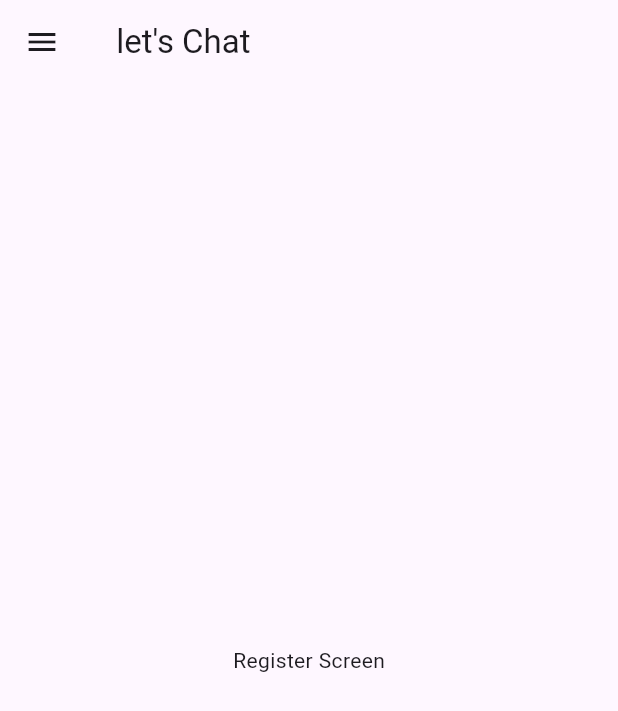
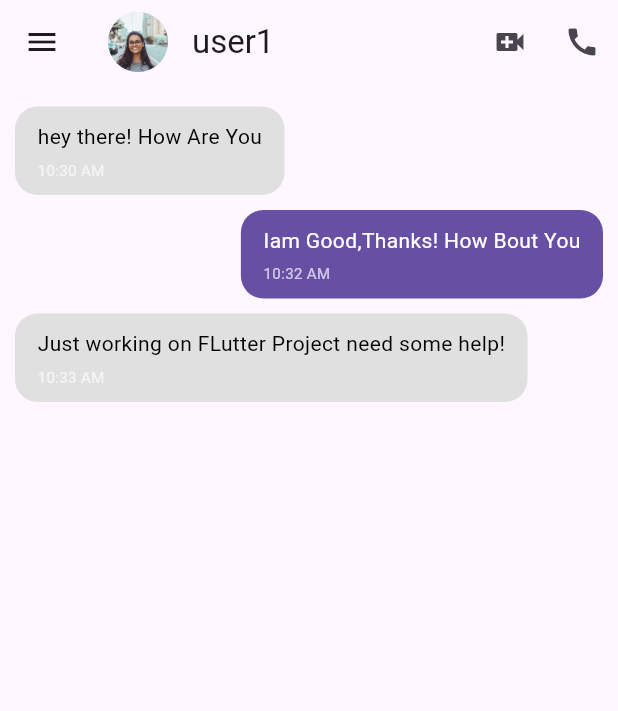
Before and after one commit to indraworks/flutterbasic-2025, a Flutter app: the ChatScreen screen opened by its route, on a phone screen of 412 x 824 dp. Shown: the top 711 px of the screen. Run offline on Flutter 3.47's test engine with Material 3 defaults, Android fonts, the phone set to English and light mode, and no system bars.

Commit message:
adding chating done

```diff
--- a/_02_mysocial_ui/lib/screens/chat_screen.dart
+++ b/_02_mysocial_ui/lib/screens/chat_screen.dart
@@ -1,24 +1,116 @@
 import 'package:_02_mysocial_ui/widgets/app_drawer.dart';
 import 'package:flutter/material.dart';
+import 'package:_02_mysocial_ui/data/data.dart';
 
-class ChatScreen extends StatelessWidget {
+class ChatScreen extends StatefulWidget {
   const ChatScreen({super.key});
+
+  @override
+  State<ChatScreen> createState() => _ChatScreenState();
+}
+
+class _ChatScreenState extends State<ChatScreen> {
+  final TextEditingController _messageController = TextEditingController();
+  final List<Map<String, dynamic>> _messages = [
+    {"text": "hey there! How Are You", "isMe": false, "time": "10:30 AM"},
+    {"text": "Iam Good,Thanks! How Bout You", "isMe": true, "time": "10:32 AM"},
+    {
+      "text": "Just working on FLutter Project need some help!",
+      "isMe": false,
+      "time": "10:33 AM",
+    },
+  ];
+  void _sendMessage() {
+    if (_messageController.text.trim().isEmpty) return;
+    setState(() {
+      _messages.add({
+        "text": _messageController.text,
+        "isMe": true,
+        "time": "${TimeOfDay.now().hour}:${TimeOfDay.now().minute}",
+      });
+      _messageController.clear();
+    });
+  }
 
   @override
   Widget build(BuildContext context) {
     return Scaffold(
       appBar: AppBar(
-        title: Text(' let\'s Chat '),
         leading: Builder(
           builder:
               (context) => IconButton(
-                onPressed: Scaffold.of(context).openDrawer,
+                onPressed: () => Scaffold.of(context).openDrawer(),
                 icon: Icon(Icons.menu),
               ),
         ),
+
+        title: Row(
+          children: [
+            CircleAvatar(backgroundImage: AssetImage(users[1].profileImageUrl)),
+            SizedBox(width: 16),
+            Text(users[1].name),
+          ],
+        ),
+        actions: [
+          IconButton(onPressed: () {}, icon: Icon(Icons.video_call)),
+          IconButton(onPressed: () {}, icon: Icon(Icons.call)),
+        ],
+      ),
+      body: Column(
+        children: [
+          //_message kita masukan di list builder tampilanya
+          Expanded(
+            child: ListView.builder(
+              padding: EdgeInsets.all(10),
+              itemCount: _messages.length,
+              itemBuilder: (context, index) {
+                final message = _messages[index];
+                return Align(
+                  alignment:
+                      message["isMe"]
+                          ? Alignment.centerRight
+                          : Alignment.centerLeft,
+                  child: Container(
+                    margin: EdgeInsets.symmetric(vertical: 5.0),
+                    padding: EdgeInsets.symmetric(horizontal: 15, vertical: 10),
+                    decoration: BoxDecoration(
+                      color:
+                          message['isMe']
+                              ? Theme.of(context).primaryColor
+                              : Colors.grey[300],
+                      borderRadius: BorderRadius.circular(15),
+                    ),
+                    child: Column(
+                      crossAxisAlignment: CrossAxisAlignment.start,
+                      children: [
+                        Text(
+                          message["text"],
+                          style: TextStyle(
+                            color:
+                                message["isMe"] ? Colors.white : Colors.black,
+                          ),
+                        ),
+                        SizedBox(height: 5),
+                        Text(
+                          message['time'],
+                          style: TextStyle(
+                            fontSize: 10,
+                            color:
+                                message['isMe']
+                                    ? Colors.white70
+                                    : Colors.grey[100],
+                          ),
+                        ),
+                      ],
+                    ),
+                  ),
+                );
+              },
+            ),
+          ),
+        ],
       ),
       drawer: AppDrawer(),
-      body: Center(child: Text("Register Screen")),
     );
   }
 }
```
